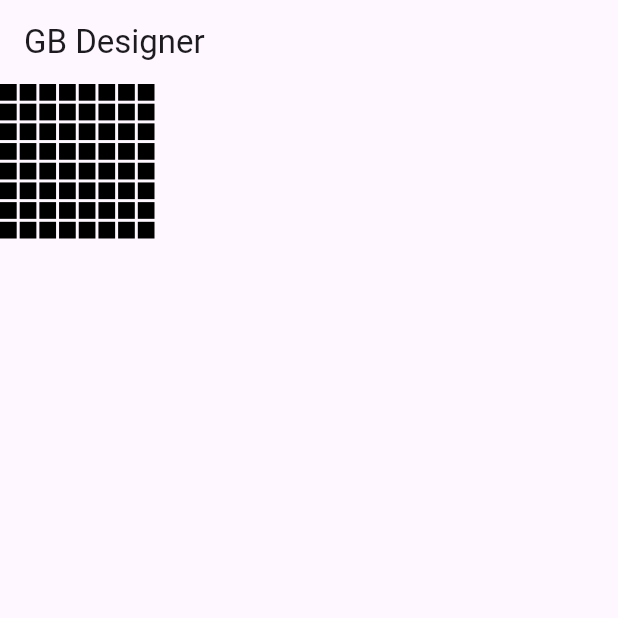
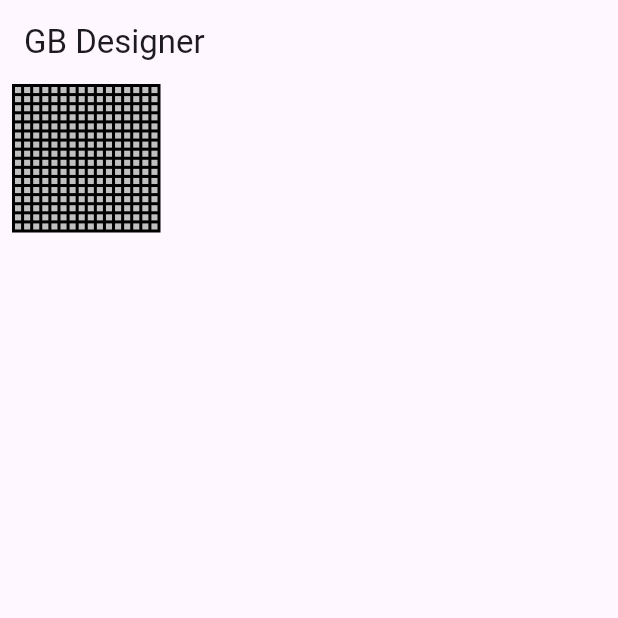
Before and after one commit to mars3142/gb-designer, a Flutter app: the screen it shows after launch, on a phone screen of 412 x 824 dp, the top half of it. Run offline on Flutter 3.47's test engine with Material 3 defaults, Android fonts, the phone set to English and light mode, and no system bars.

Commit message:
edit pixels in sprite
naiv implementation

Signed-off-by: Peter Siegmund <developer@mars3142.org>

```diff
--- a/lib/app.dart
+++ b/lib/app.dart
@@ -1,5 +1,5 @@
 import 'package:flutter/material.dart';
-import 'package:gb_designer/designer.dart';
+import 'package:gb_designer/ui/designer.dart';
 
 class GBApp extends StatelessWidget {
   const GBApp({super.key});
--- a/lib/designer.dart
+++ /dev/null
@@ -1,21 +0,0 @@
-import 'package:flutter/material.dart';
-import 'package:gb_designer/ui/components/sprite.dart';
-
-class GBDesigner extends StatelessWidget {
-  const GBDesigner({super.key});
-
-  @override
-  Widget build(BuildContext context) {
-    return Scaffold(
-      appBar: AppBar(
-        title: const Text('GB Designer'),
-      ),
-      body: LayoutBuilder(builder: (context, constraints) {
-        return SizedBox(
-          width: constraints.maxWidth / 4,
-          child: const GBSprite(),
-        );
-      }),
-    );
-  }
-}
--- /dev/null
+++ b/lib/theme.dart
@@ -0,0 +1,6 @@
+import 'package:flutter/material.dart';
+
+const colorWhite = Color(0xFFFFFFFF);
+const colorLightGray = Color(0xFFC0C0C0);
+const colorGray = Color(0xFF808080);
+const colorBlack = Color(0xFF000000);
--- a/lib/ui/components/pixel.dart
+++ b/lib/ui/components/pixel.dart
@@ -1,14 +1,25 @@
 import 'package:flutter/material.dart';
+import 'package:gb_designer/theme.dart';
 
 class GBPixel extends StatelessWidget {
-  const GBPixel({super.key, this.color = Colors.black});
+  const GBPixel({
+    super.key,
+    required this.index,
+    this.color = colorWhite,
+    this.onTap,
+  });
 
+  final int index;
   final Color color;
+  final Function(int index)? onTap;
 
   @override
   Widget build(BuildContext context) {
-    return ColoredBox(
-      color: color,
+    return GestureDetector(
+      onTap: () => onTap?.call(index),
+      child: ColoredBox(
+        color: color,
+      ),
     );
   }
 }
--- a/lib/ui/components/sprite.dart
+++ b/lib/ui/components/sprite.dart
@@ -1,21 +1,55 @@
 import 'package:flutter/material.dart';
+import 'package:gb_designer/theme.dart';
 import 'package:gb_designer/ui/components/pixel.dart';
 
-class GBSprite extends StatelessWidget {
-  const GBSprite({super.key});
+class GBSprite extends StatefulWidget {
+  const GBSprite({super.key, this.width = 16, this.height = 16});
+
+  final int width;
+  final int height;
+
+  @override
+  State<GBSprite> createState() => _GBSpriteState();
+}
+
+class _GBSpriteState extends State<GBSprite> {
+  List<Color> data = [];
+
+  @override
+  void initState() {
+    data = List.generate(widget.width * widget.height, (index) => colorLightGray);
+    super.initState();
+  }
 
   @override
   Widget build(BuildContext context) {
-    return GridView.builder(
-      gridDelegate: const SliverGridDelegateWithFixedCrossAxisCount(
-        crossAxisCount: 8,
-        mainAxisSpacing: 2,
-        crossAxisSpacing: 2,
+    const padding = 2.0;
+    return ColoredBox(
+      color: colorBlack,
+      child: Padding(
+        padding: const EdgeInsets.all(padding),
+        child: GridView.builder(
+          gridDelegate: SliverGridDelegateWithFixedCrossAxisCount(
+            crossAxisCount: widget.width,
+            mainAxisSpacing: padding,
+            crossAxisSpacing: padding,
+          ),
+          itemCount: widget.width * widget.height,
+          shrinkWrap: true,
+          itemBuilder: (context, index) {
+            final color = data[index];
+            return GBPixel(
+              index: index,
+              color: color,
+              onTap: (index) {
+                setState(() {
+                  data[index] = (data[index] == colorBlack) ? colorWhite : colorBlack;
+                });
+              },
+            );
+          },
+        ),
       ),
-      itemCount: 8 * 8,
-      itemBuilder: (context, index) {
-        return const GBPixel();
-      },
     );
   }
 }
--- /dev/null
+++ b/lib/ui/designer.dart
@@ -0,0 +1,28 @@
+import 'package:flutter/material.dart';
+import 'package:gb_designer/ui/components/sprite.dart';
+
+class GBDesigner extends StatelessWidget {
+  const GBDesigner({super.key});
+
+  @override
+  Widget build(BuildContext context) {
+    return Scaffold(
+      appBar: AppBar(
+        title: const Text('GB Designer'),
+      ),
+      body: Column(
+        children: [
+          Padding(
+            padding: const EdgeInsets.symmetric(horizontal: 8.0),
+            child: LayoutBuilder(builder: (context, constraints) {
+              return SizedBox(
+                width: constraints.maxWidth / 4,
+                child: const GBSprite(),
+              );
+            }),
+          ),
+        ],
+      ),
+    );
+  }
+}
```
Also changed, not shown: lib/ui/editor.dart (deleted), 1 other file.
